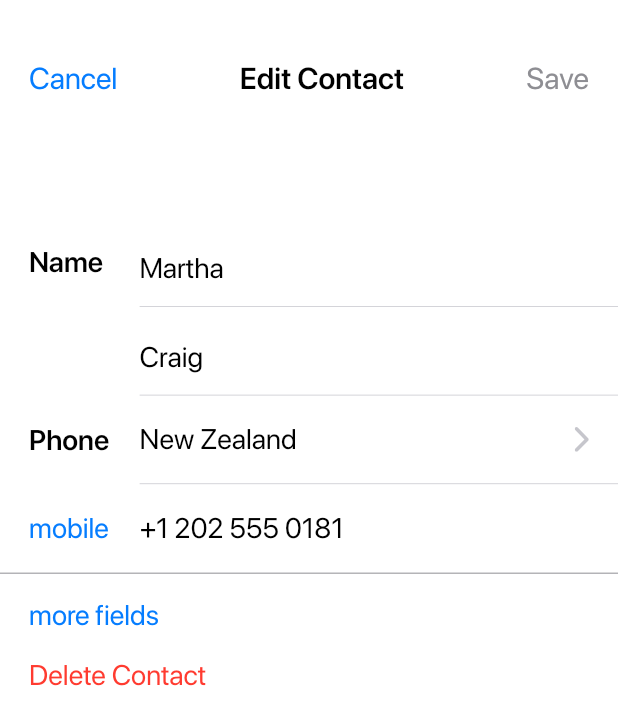
After one commit to serdarpolat/flutter_whatsapp_IOS, a Flutter app: the EditContact screen opened directly, on a phone screen of 412 x 824 dp. The commit adds this screen. Shown: the top 725 px of the screen. Run offline on Flutter 3.47's test engine with Material 2 defaults, Android fonts, the light colour scheme and no system bars; our stand-ins replace flutter_svg; project files that could hold a hidden picture were left out.

Commit message:
screens & contact

```diff
--- a/lib/res/index.dart
+++ b/lib/res/index.dart
@@ -18,5 +18,7 @@ export 'package:whatsapp_ui/screens/chats/chat_list_data.dart';
 export 'package:whatsapp_ui/screens/chats/edit_chats.dart';
 export 'package:whatsapp_ui/screens/chats/chat_detail.dart';
 export 'package:whatsapp_ui/screens/chats/action_sheets.dart';
+export 'package:whatsapp_ui/screens/chats/contact_info.dart';
+export 'package:whatsapp_ui/screens/chats/edit_contact.dart';
 
 export 'package:whatsapp_ui/screens/settings/settings.dart';
--- a/lib/res/providers.dart
+++ b/lib/res/providers.dart
@@ -32,4 +32,12 @@ class PageStates extends ChangeNotifier {
     _openChatMore = !_openChatMore;
     notifyListeners();
   }
+
+  bool _openContactInfo = false;
+  bool get openContactInfo => _openContactInfo;
+
+  changeOpenContactInfo() {
+    _openContactInfo = !_openContactInfo;
+    notifyListeners();
+  }
 }
--- a/lib/screens/chats/chat_list_item.dart
+++ b/lib/screens/chats/chat_list_item.dart
@@ -118,7 +118,8 @@ class _ChatListItemState extends State<ChatListItem>
                       left: posListItem,
                       child: GestureDetector(
                         onTap: () {
-                          state.changeOpenChatDetail();
+                          if (!state.openEditChats)
+                            state.changeOpenChatDetail();
                         },
                         onHorizontalDragUpdate: (DragUpdateDetails details) {
                           _controller.value -=
--- /dev/null
+++ b/lib/screens/chats/edit_contact.dart
@@ -0,0 +1,244 @@
+import 'package:flutter/material.dart';
+import 'package:whatsapp_ui/res/index.dart';
+
+class EditContact extends StatefulWidget {
+  @override
+  _EditContactState createState() => _EditContactState();
+}
+
+class _EditContactState extends State<EditContact> {
+  Size get s => MediaQuery.of(context).size;
+  TextEditingController nameCtrl = TextEditingController();
+  TextEditingController surnameCtrl = TextEditingController();
+  TextEditingController countryCtrl = TextEditingController();
+  TextEditingController mobileCtrl = TextEditingController();
+
+  @override
+  void initState() {
+    nameCtrl.text = "Martha";
+    surnameCtrl.text = "Craig";
+    countryCtrl.text = "New Zealand";
+    mobileCtrl.text = "+1 202 555 0181";
+    super.initState();
+  }
+
+  @override
+  Widget build(BuildContext context) {
+    return Scaffold(
+      backgroundColor: white,
+      body: Container(
+        width: s.width,
+        height: s.height,
+        child: Column(
+          crossAxisAlignment: CrossAxisAlignment.start,
+          children: [
+            Container(
+              width: s.width,
+              height: hh(88),
+              padding: EdgeInsets.only(top: MediaQuery.of(context).padding.top),
+              child: Row(
+                mainAxisAlignment: MainAxisAlignment.spaceBetween,
+                children: [
+                  GestureDetector(
+                    onTap: () {
+                      pop(context);
+                    },
+                    child: Container(
+                      padding: EdgeInsets.only(left: ww(16)),
+                      child: Text(
+                        "Cancel",
+                        style: reg17(color: accentColor),
+                      ),
+                    ),
+                  ),
+                  Text(
+                    "Edit Contact",
+                    style: semi17(color: black),
+                  ),
+                  Container(
+                    padding: EdgeInsets.only(right: ww(16)),
+                    child: Text(
+                      "Save",
+                      style: reg17(color: textGrey),
+                    ),
+                  ),
+                ],
+              ),
+            ),
+            SizedBox(height: hh(35)),
+            Container(
+              width: s.width,
+              height: hh(100),
+              child: Row(
+                mainAxisAlignment: MainAxisAlignment.spaceBetween,
+                crossAxisAlignment: CrossAxisAlignment.start,
+                children: [
+                  Container(
+                    height: hh(50),
+                    alignment: Alignment.centerLeft,
+                    child: paddingLeft(
+                      child: Text(
+                        "Name",
+                        style: semi16(color: black),
+                      ),
+                    ),
+                  ),
+                  SizedBox(width: ww(16)),
+                  Column(
+                    children: [
+                      Container(
+                        width: ww(263),
+                        height: hh(50),
+                        padding: EdgeInsets.symmetric(vertical: hh(8)),
+                        child: TextField(
+                          controller: nameCtrl,
+                          style: reg16(color: black),
+                          decoration: InputDecoration(
+                            border: InputBorder.none,
+                            enabledBorder: InputBorder.none,
+                            focusedBorder: InputBorder.none,
+                          ),
+                        ),
+                        decoration: BoxDecoration(
+                          border: Border(
+                            bottom: BorderSide(
+                              color: iconGrey,
+                              width: 0.5,
+                            ),
+                          ),
+                        ),
+                      ),
+                      Container(
+                        width: ww(263),
+                        height: hh(50),
+                        padding: EdgeInsets.symmetric(vertical: hh(8)),
+                        child: TextField(
+                          controller: surnameCtrl,
+                          style: reg16(color: black),
+                          decoration: InputDecoration(
+                            border: InputBorder.none,
+                            enabledBorder: InputBorder.none,
+                            focusedBorder: InputBorder.none,
+                          ),
+                        ),
+                        decoration: BoxDecoration(
+                          border: Border(
+                            bottom: BorderSide(
+                              color: iconGrey,
+                              width: 0.5,
+                            ),
+                          ),
+                        ),
+                      ),
+                    ],
+                  ),
+                ],
+              ),
+            ),
+            Container(
+              width: s.width,
+              height: hh(50),
+              child: Row(
+                mainAxisAlignment: MainAxisAlignment.spaceBetween,
+                crossAxisAlignment: CrossAxisAlignment.start,
+                children: [
+                  Container(
+                    height: hh(50),
+                    alignment: Alignment.centerLeft,
+                    child: paddingLeft(
+                      child: Text(
+                        "Phone",
+                        style: semi16(color: black),
+                      ),
+                    ),
+                  ),
+                  SizedBox(width: ww(16)),
+                  Container(
+                    width: ww(263),
+                    height: hh(50),
+                    padding: EdgeInsets.symmetric(vertical: hh(8)),
+                    child: Row(
+                      children: [
+                        Text(
+                          "New Zealand",
+                          style: reg16(color: black),
+                        ),
+                        Spacer(),
+                        svgImage(
+                          img: "assets/icons/forward.svg",
+                          color: iconGrey,
+                          height: hh(14),
+                        ),
+                        SizedBox(width: ww(16)),
+                      ],
+                    ),
+                    decoration: BoxDecoration(
+                      border: Border(
+                        bottom: BorderSide(
+                          color: iconGrey,
+                          width: 0.5,
+                        ),
+                      ),
+                    ),
+                  ),
+                ],
+              ),
+            ),
+            Container(
+              width: s.width,
+              height: hh(50),
+              child: Row(
+                mainAxisAlignment: MainAxisAlignment.spaceBetween,
+                crossAxisAlignment: CrossAxisAlignment.start,
+                children: [
+                  Container(
+                    height: hh(50),
+                    alignment: Alignment.centerLeft,
+                    child: paddingLeft(
+                      child: Text(
+                        "mobile",
+                        style: reg16(color: accentColor),
+                      ),
+                    ),
+                  ),
+                  SizedBox(width: ww(16)),
+                  Container(
+                    width: ww(263),
+                    height: hh(50),
+                    padding: EdgeInsets.symmetric(vertical: hh(8)),
+                    child: Row(
+                      children: [
+                        Text(
+                          "+1 202 555 0181",
+                          style: reg16(color: black),
+                        ),
+                      ],
+                    ),
+                  ),
+                ],
+              ),
+            ),
+            Divider(
+              color: textGrey,
+              height: 0.5,
+            ),
+            SizedBox(height: hh(14)),
+            paddingLeft(
+              child: Text(
+                "more fields",
+                style: reg16(color: accentColor),
+              ),
+            ),
+            SizedBox(height: hh(14)),
+            paddingLeft(
+              child: Text(
+                "Delete Contact",
+                style: reg16(color: primary),
+              ),
+            ),
+          ],
+        ),
+      ),
+    );
+  }
+}
```
Also changed, not shown: lib/res/theme.dart (+15 -0 lines), lib/screens/chats/contact_info.dart (added, +319 -0 lines), lib/screens/home.dart (+20 -6 lines), lib/screens/widgets/shared_widgets.dart (+76 -3 lines), assets/icons/comment.svg (added), assets/icons/lock.svg (added), assets/icons/note.svg (added), assets/icons/save.svg (added), assets/icons/video_call_fill.svg (added), screens/scr5.jpg (added), screens/scr6.jpg (added), screens/scr7.jpg (added).
